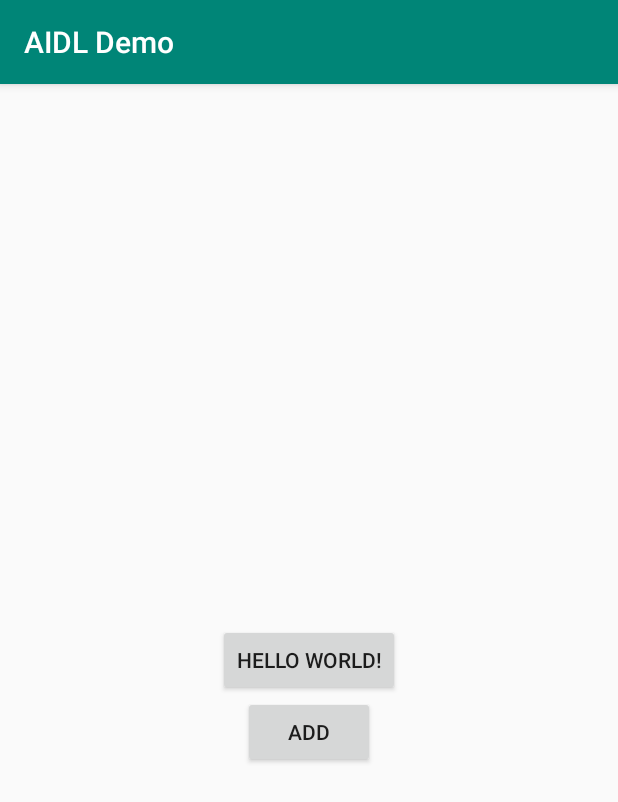
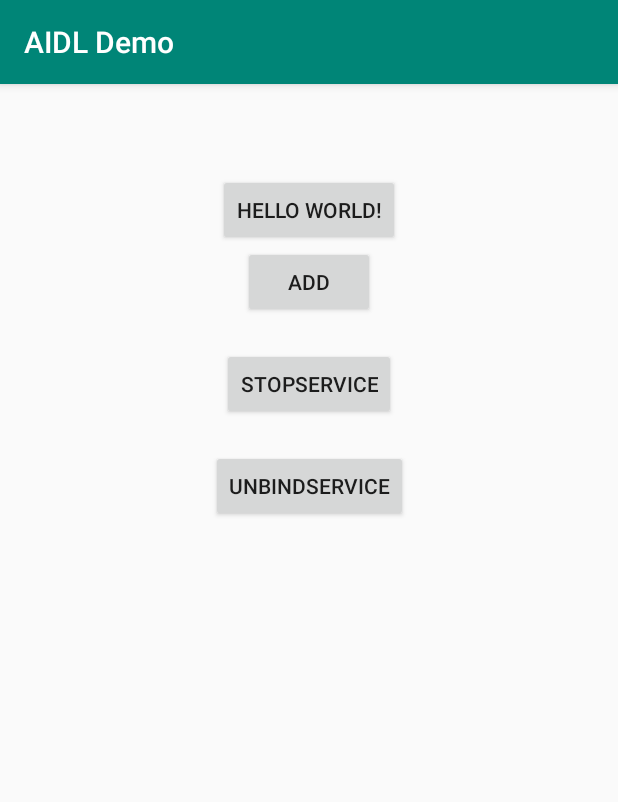
Before and after one commit to pcyfox/AIDL_Demo, an Android app: the screen it shows after launch (MainActivity), after a tap on "HELLO WORLD!", on a phone screen of 412 x 824 dp. Shown: the top 802 px of the screen. Run offline under Robolectric (Android 15) with nearby library versions, the phone set to English and light mode, and no system bars; 1 statement that could not run was skipped.

Commit message:
新增方法

```diff
--- a/app/src/main/java/com/pcy/aidldemo/MainActivity.java
+++ b/app/src/main/java/com/pcy/aidldemo/MainActivity.java
@@ -17,6 +17,7 @@ public class MainActivity extends AppCompatActivity {
     private static final String TAG = "MainActivity";
     private int id = 0;
     private IBookManager manager;
+    private Intent startSrviceIntent;
     private ServiceConnection serviceConnection = new ServiceConnection() {
         @Override
         public void onServiceConnected(ComponentName name, IBinder service) {
@@ -39,7 +40,8 @@ public class MainActivity extends AppCompatActivity {
     }
 
     public void onBind(View view) {
-        bindService(new Intent().setAction("com.example.service.book").setPackage(this.getPackageName()), serviceConnection, Context.BIND_AUTO_CREATE);
+        startSrviceIntent = new Intent().setAction("com.example.service.book").setPackage(this.getPackageName());
+        bindService(startSrviceIntent, serviceConnection, Context.BIND_AUTO_CREATE);
     }
 
     public void onAdd(View view) {
@@ -52,4 +54,14 @@ public class MainActivity extends AppCompatActivity {
         }
     }
 
+    public void onStopService(View view) {
+        if (startSrviceIntent == null) return;
+        stopService(startSrviceIntent);
+    }
+
+    public void onUnbindService(View view) {
+        if (serviceConnection == null) return;
+        unbindService(serviceConnection);
+    }
+
 }
--- a/app/src/main/res/layout/activity_main.xml
+++ b/app/src/main/res/layout/activity_main.xml
@@ -8,23 +8,46 @@
 
     <Button
         android:id="@+id/btn_1"
-        android:onClick="onBind"
         android:layout_width="wrap_content"
         android:layout_height="wrap_content"
+        android:layout_marginTop="60dp"
+        android:onClick="onBind"
         android:text="Hello World!"
-        app:layout_constraintBottom_toBottomOf="parent"
         app:layout_constraintLeft_toLeftOf="parent"
         app:layout_constraintRight_toRightOf="parent"
         app:layout_constraintTop_toTopOf="parent" />
 
     <Button
+        android:id="@+id/btn_2"
+        android:layout_width="wrap_content"
+        android:layout_height="wrap_content"
         android:onClick="onAdd"
-        app:layout_goneMarginTop="20dp"
         android:text="add"
-        app:layout_constraintTop_toBottomOf="@id/btn_1"
         app:layout_constraintEnd_toEndOf="parent"
         app:layout_constraintStart_toStartOf="parent"
+        app:layout_constraintTop_toBottomOf="@id/btn_1"
+        app:layout_goneMarginTop="20dp" />
+
+    <Button
+        android:onClick="onStopService"
+        android:text="stopService"
+        android:id="@+id/btn_3"
         android:layout_width="wrap_content"
-        android:layout_height="wrap_content"/>
+        android:layout_height="wrap_content"
+        android:layout_marginTop="20dp"
+        app:layout_constraintEnd_toEndOf="parent"
+        app:layout_constraintStart_toStartOf="parent"
+        app:layout_constraintTop_toBottomOf="@id/btn_2" />
+
+    <Button
+        android:onClick="onUnbindService"
+        android:text="unbindService"
+        android:id="@+id/btn_4"
+        android:layout_width="wrap_content"
+        android:layout_height="wrap_content"
+        android:layout_marginTop="20dp"
+        app:layout_constraintEnd_toEndOf="parent"
+        app:layout_constraintStart_toStartOf="parent"
+        app:layout_constraintTop_toBottomOf="@id/btn_3" />
 
 </android.support.constraint.ConstraintLayout>
```
Also changed, not shown: app/src/main/java/com/pcy/aidldemo/BookManagerService.java (+19 -0 lines).
